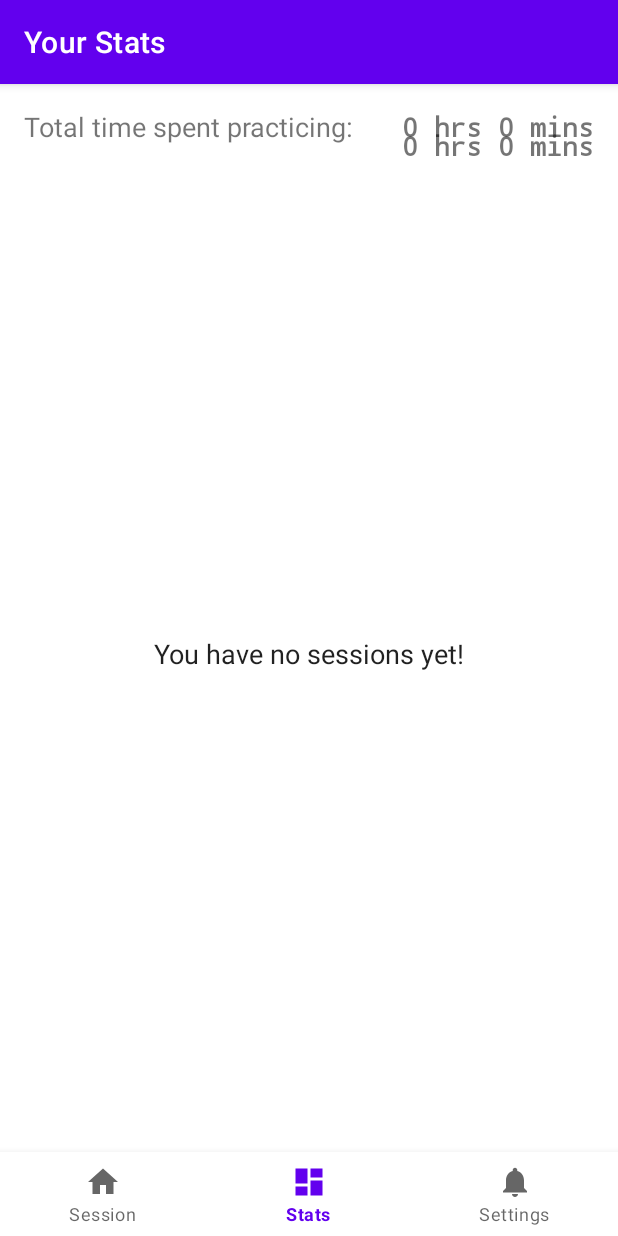
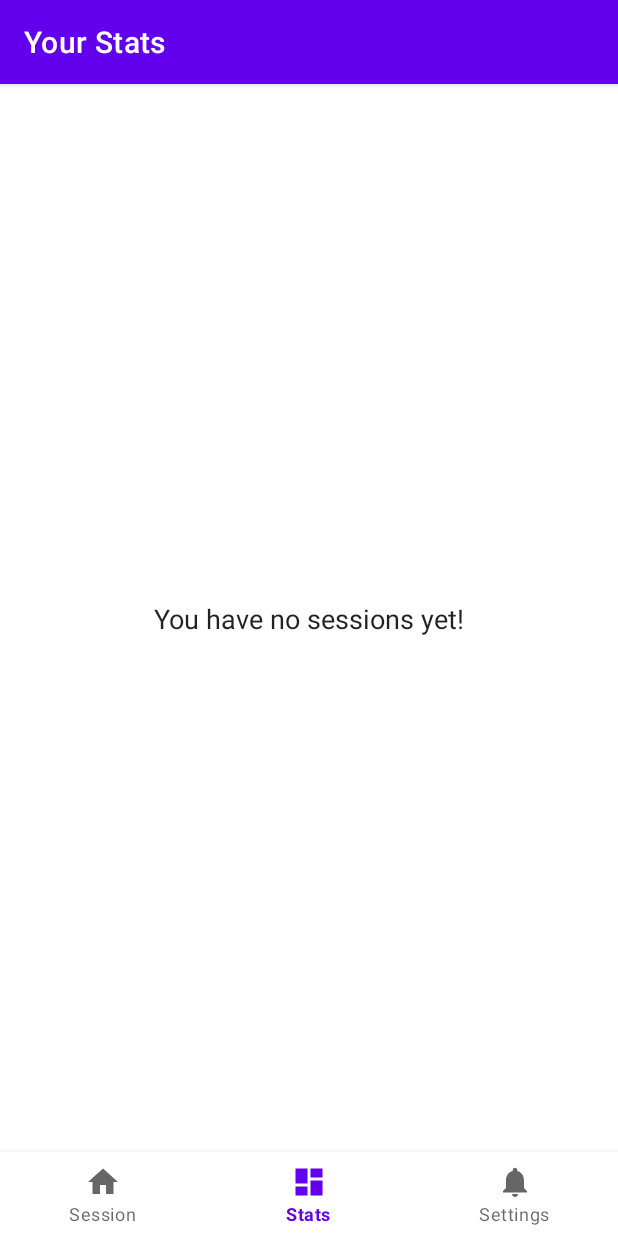
Before and after one commit to JohnAndrewCole/Piano-Tracker-App, an Android app: the StatsFragment screen opened through its navigation route, on a phone screen of 412 x 824 dp. Run offline under Robolectric (Android 15) with nearby library versions, the phone set to English and light mode, and no system bars; our stand-ins replace Room's generated code, data binding, navigation-ui; libraries missing offline, so code that uses them is left out: com.github.mikephil.charting; plain views replace LineChart; 10 statements that could not run were skipped.

Commit message:
Completed issue #37

```diff
--- a/app/src/main/java/com/johncole/pianotracker/data/SessionDao.kt
+++ b/app/src/main/java/com/johncole/pianotracker/data/SessionDao.kt
@@ -16,12 +16,6 @@ interface SessionDao {
 
     @Query("SELECT * FROM session WHERE session_date_timestamp BETWEEN :startEpochDay and :currentEpochDay ORDER BY session_date_timestamp ASC")
     suspend fun getAllSessionsInRange(startEpochDay: Long, currentEpochDay: Long): List<Session>
-
-    @Query("SELECT session_duration FROM session WHERE session_duration IS NOT NULL BETWEEN :startEpochDay and :currentEpochDay")
-    suspend fun getDurationsOfAllSessionsInRange(
-        startEpochDay: Long,
-        currentEpochDay: Long
-    ): List<Long>?
 
     @Query("DELETE FROM session WHERE id = :sessionId")
     suspend fun deleteBySessionId(sessionId: Long)
--- a/app/src/main/java/com/johncole/pianotracker/data/SessionRepository.kt
+++ b/app/src/main/java/com/johncole/pianotracker/data/SessionRepository.kt
@@ -8,11 +8,6 @@ class SessionRepository private constructor(private val sessionDao: SessionDao)
         sessionDao.getAllSessionsInRange(startEpochDay, currentEpochDay)
 
     suspend fun getSessionById(sessionId: Long): Session = sessionDao.getSessionById(sessionId)
-
-    suspend fun getDurationsOfAllSessionsInRange(
-        startEpochDay: Long,
-        currentEpochDay: Long
-    ): List<Long>? = sessionDao.getDurationsOfAllSessionsInRange(startEpochDay, currentEpochDay)
 
     suspend fun insertSession(session: Session): Long = sessionDao.insertSession(session)
 
--- a/app/src/main/res/layout/fragment_stats.xml
+++ b/app/src/main/res/layout/fragment_stats.xml
@@ -103,6 +103,7 @@
                 android:layout_marginTop="16dp"
                 android:text="@string/total_time_spent"
                 android:textSize="18sp"
+                app:isGone="@{hasSessions}"
                 app:layout_constraintStart_toStartOf="parent"
                 app:layout_constraintTop_toBottomOf="@+id/txt_v_detailed_breakdown" />
 
@@ -127,6 +128,7 @@
                 android:layout_marginBottom="16dp"
                 android:text="@string/time_most_practiced_at"
                 android:textSize="18sp"
+                app:isGone="@{hasSessions}"
                 app:layout_constraintBottom_toBottomOf="parent"
                 app:layout_constraintEnd_toEndOf="@+id/txt_v_time_most_practiced_at"
                 app:layout_constraintStart_toStartOf="@+id/txt_v_time_most_practiced_at"
@@ -141,6 +143,7 @@
                 android:text="@={viewModel.totalTimeSpentPracticing}"
                 android:textSize="18sp"
                 android:textStyle="bold"
+                app:isGone="@{hasSessions}"
                 app:layout_constraintBaseline_toBaselineOf="@+id/txt_v_total_time_spent_practicing"
                 app:layout_constraintEnd_toEndOf="parent"
                 tools:text="1 hour 13 min" />
@@ -154,6 +157,7 @@
                 android:text="@={viewModel.averageDurationOfSessions}"
                 android:textSize="18sp"
                 android:textStyle="bold"
+                app:isGone="@{hasSessions}"
                 app:layout_constraintBottom_toBottomOf="@+id/txt_v_time_most_practiced_at"
                 app:layout_constraintEnd_toEndOf="parent"
                 app:layout_constraintTop_toTopOf="@+id/txt_v_time_most_practiced_at"
@@ -165,11 +169,13 @@
                 android:layout_height="wrap_content"
                 android:layout_marginEnd="16dp"
                 android:fontFamily="monospace"
+                android:text="@={viewModel.favouritePracticeTime}"
+                android:textAlignment="textEnd"
                 android:textSize="18sp"
                 android:textStyle="bold"
+                app:isGone="@{hasSessions}"
                 app:layout_constraintBottom_toBottomOf="@+id/txt_v_favourite_time_to_practice_at"
                 app:layout_constraintEnd_toEndOf="parent"
-                app:layout_constraintStart_toEndOf="@+id/txt_v_favourite_time_to_practice_at"
                 app:layout_constraintTop_toTopOf="@+id/txt_v_favourite_time_to_practice_at"
                 tools:text="11:00 AM" />
 
```
Also changed, not shown: app/src/main/java/com/johncole/pianotracker/viewmodels/HomeScreensViewModel.kt (+18 -0 lines).
